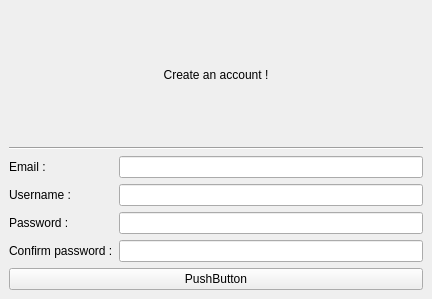
Above: Qt_blog/createaccountwindow.ui from Nchrd/EGUI_TP1 before the change. Below: the same form after it.
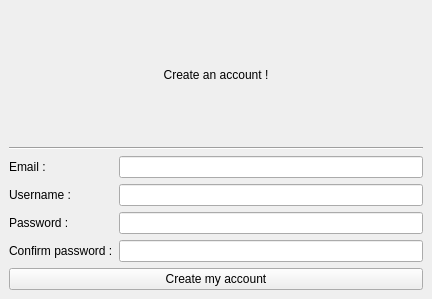
That is the form after the change.

```diff
--- a/Qt_blog/createaccountwindow.ui
+++ b/Qt_blog/createaccountwindow.ui
@@ -95,7 +95,7 @@
     <item>
      <widget class="QPushButton" name="pushButton">
       <property name="text">
-       <string>PushButton</string>
+       <string>Create my account</string>
       </property>
      </widget>
     </item>
```
Left out of the diff: 14 changed lines with no effect on the pictures.
